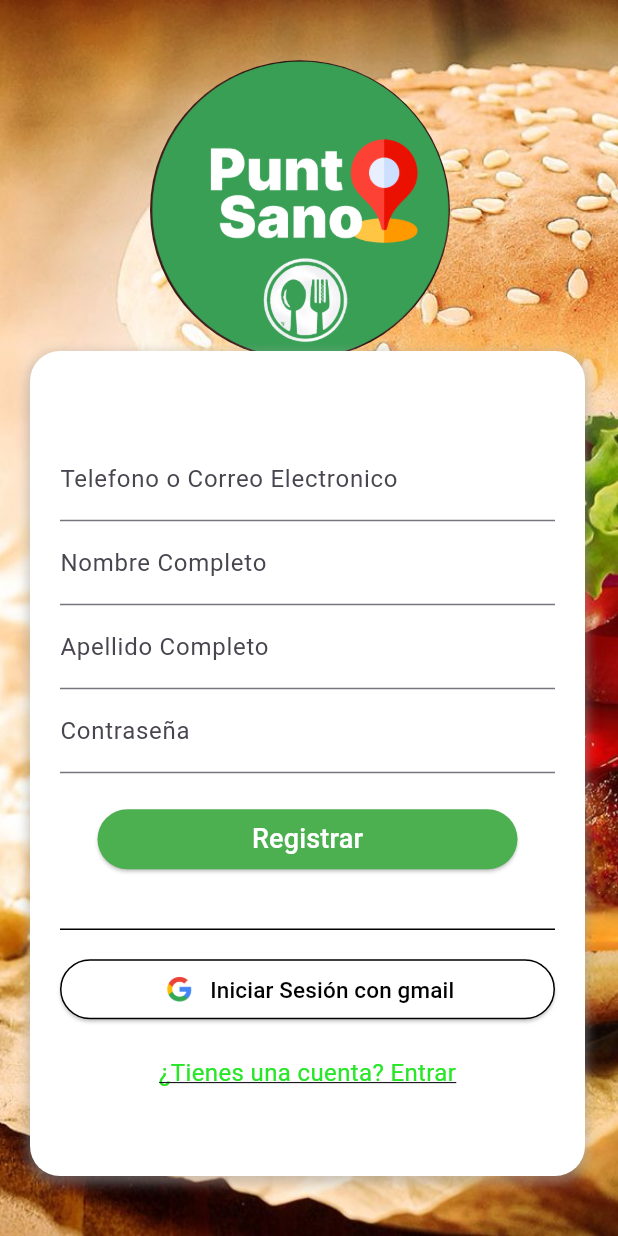
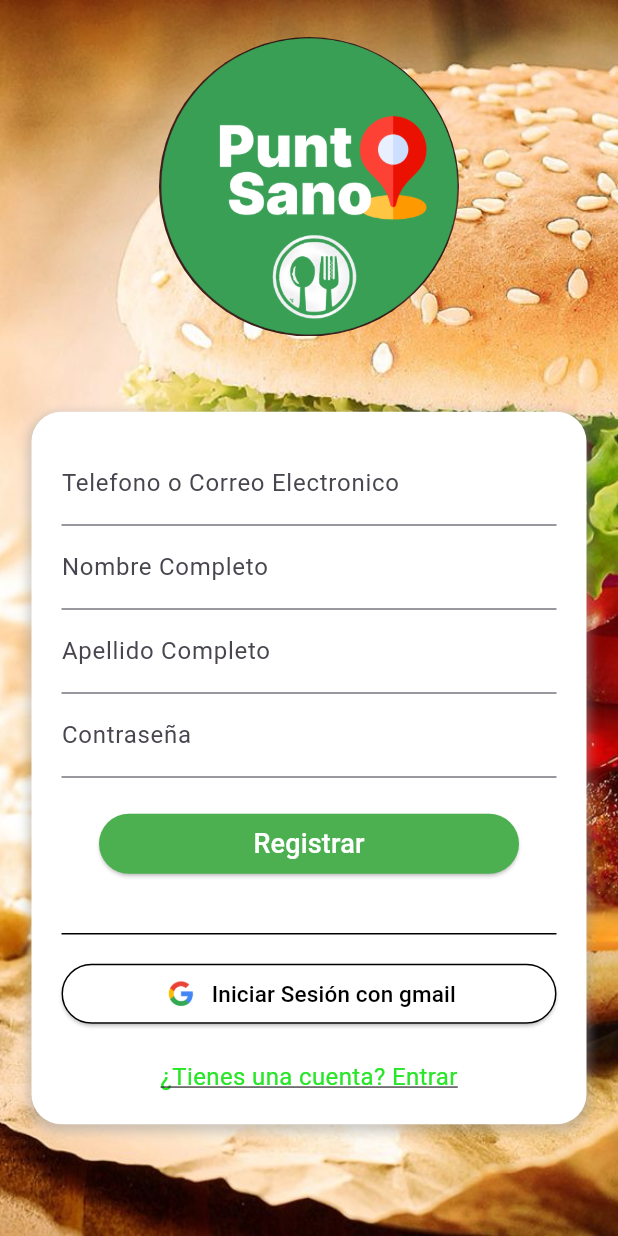
Before and after one commit to yeshua-aguilar/app_puntosano, a Flutter app: the Registre screen opened by its route, on a phone screen of 412 x 824 dp. Run offline on Flutter 3.47's test engine with Material 3 defaults, Android fonts, the phone set to English and light mode, and no system bars; our stand-ins replace camera, fl_chart.

Commit message:
registre responsive

```diff
--- a/lib/registre.dart
+++ b/lib/registre.dart
@@ -16,8 +16,15 @@ class Registre extends StatelessWidget {
             height: double.infinity,
             fit: BoxFit.cover,
           ),
+          Padding(
+            padding: const EdgeInsets.only(top: 0.0),
+            child: Center(
+              child: SingleChildScrollView(
+                child: Column(
+                  children: [
                     Transform.translate(
-            offset: const Offset(100, 40),
+                      offset: const Offset(
+                          0, -30), // Cambiado a 0 para centrar horizontalmente
                       child: CircleAvatar(
                         radius: 100,
                         backgroundColor: Colors.transparent,
@@ -29,15 +36,10 @@ class Registre extends StatelessWidget {
                         ),
                       ),
                     ),
-          Positioned(
-            left: 20,
-            bottom: 40,
-            child: Center(
-              child: Padding(
-                padding: const EdgeInsets.all(0.0),
+                    Padding(
+                      padding: const EdgeInsets.all(20.0),
                       child: Container(
                         width: 370,
-                  height: 550,
                         decoration: BoxDecoration(
                           color: Colors.white,
                           borderRadius: BorderRadius.circular(20),
@@ -88,7 +90,8 @@ class Registre extends StatelessWidget {
                                 ),
                                 child: Text(
                                   'Registrar',
-                            style: TextStyle(color: Colors.white, fontSize: 18),
+                                  style: TextStyle(
+                                      color: Colors.white, fontSize: 18),
                                 ),
                               ),
                               SizedBox(height: 20),
@@ -104,10 +107,11 @@ class Registre extends StatelessWidget {
                                   // Acción al presionar el botón
                                 },
                                 style: ElevatedButton.styleFrom(
-                              backgroundColor:
-                                  const Color.fromARGB(255, 255, 255, 255),
+                                    backgroundColor: const Color.fromARGB(
+                                        255, 255, 255, 255),
                                     minimumSize: const Size(280, 40),
-                              side: const BorderSide(color: Colors.black)),
+                                    side:
+                                        const BorderSide(color: Colors.black)),
                                 child: Row(
                                   mainAxisAlignment: MainAxisAlignment.center,
                                   children: [
@@ -146,6 +150,9 @@ class Registre extends StatelessWidget {
                         ),
                       ),
                     ),
+                  ],
+                ),
+              ),
             ),
           ),
         ],
```
Lines whose indentation alone changed are shown as unchanged.
